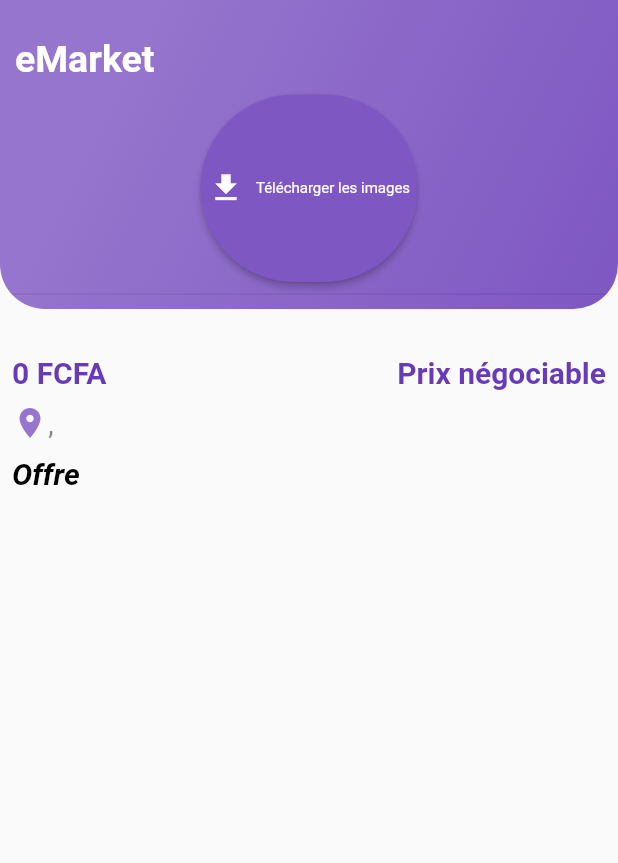
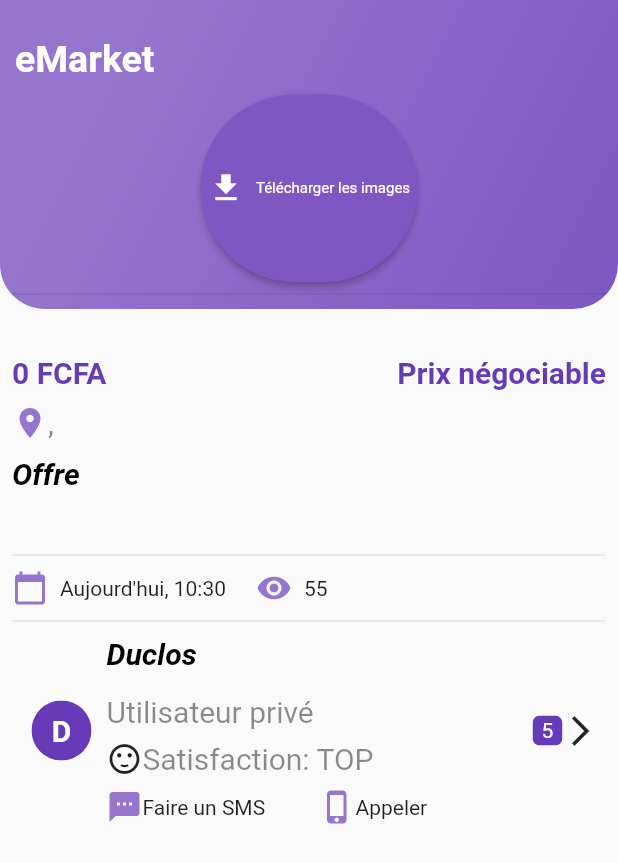
Before and after one commit to DuclosNgassa/eMarket_app, a Flutter app: the PostDetailPage screen opened directly with empty values, on a phone screen of 412 x 824 dp. Shown: the top 863 px of the screen. Run offline on Flutter 3.47's test engine with Material 2 defaults, Android fonts, the phone set to English and light mode, and no system bars; our stand-ins replace cached_network_image, flushbar, image_picker; network calls fail; Roboto replaces fonts that are missing (Helvetica).

Commit message:
- Userdetail on Postdetail - Refractoring

```diff
--- a/lib/converter/date_converter.dart
+++ b/lib/converter/date_converter.dart
@@ -1,7 +1,6 @@
 import 'package:intl/intl.dart';
 
-class DateConverter{
-
+class DateConverter {
   DateTime convertToDate(String input) {
     try {
       return DateFormat.yMd().parseStrict(input);
@@ -11,4 +10,23 @@
     }
   }
 
+  static String convertToString(DateTime dateTime) {
+    if (dateTime.day == DateTime.now().day &&
+        dateTime.year == DateTime.now().year) {
+      return "Aujourd'hui, " + convertToHour(dateTime);
+    } else if (dateTime.day + 1 == DateTime.now().day &&
+        dateTime.year == DateTime.now().year) {
+      return "Hier, " + convertToHour(dateTime);
+    }
+
+    return dateTime.day.toString() +
+        "." +
+        dateTime.month.toString() +
+        "." +
+        dateTime.year.toString();
+  }
+
+  static String convertToHour(DateTime dateTime) {
+    return dateTime.hour.toString() + ":" + dateTime.minute.toString();
+  }
 }
--- a/lib/custom_component/home_card.dart
+++ b/lib/custom_component/home_card.dart
@@ -160,7 +160,7 @@
     for (var i = 0; i < rating; i++) {
       Icon icon = Icon(
         Icons.star,
-        color: deepPurple300,
+        color: colorDeepPurple300,
         size: 10,
       );
 
--- /dev/null
+++ b/lib/custom_component/post_owner.dart
@@ -0,0 +1,142 @@
+import 'package:emarket_app/model/post.dart';
+import 'package:emarket_app/services/global.dart';
+import 'package:flutter/material.dart';
+
+class PostOwner extends StatelessWidget {
+  PostOwner(
+      {@required this.onPressed,
+      @required this.fillColor,
+      @required this.splashColor,
+      @required this.textStyle,
+      @required this.post});
+
+  final GestureTapCallback onPressed;
+  final Color fillColor;
+  final Color splashColor;
+  final TextStyle textStyle;
+  final Post post;
+
+  @override
+  Widget build(BuildContext context) {
+    return Container(
+      child: Padding(
+          padding: const EdgeInsets.symmetric(horizontal: 5.0),
+          child: Row(
+            children: <Widget>[
+              Padding(
+                padding: const EdgeInsets.only(left: 8.0, right: 10),
+                child: Column(
+                  children: <Widget>[
+                    ClipOval(
+                      child: Container(
+                        height: 40,
+                        width: 40,
+                        color: Colors.deepPurple,
+                        child: Center(
+                          child: Text(
+                            'D',
+                            style: TextStyle(
+                                color: Colors.white,
+                                fontSize: 20,
+                                fontWeight: FontWeight.bold),
+                          ),
+                        ),
+                      ),
+                    )
+                  ],
+                ),
+              ),
+              Expanded(
+                child: Column(
+                  crossAxisAlignment: CrossAxisAlignment.start,
+                  children: <Widget>[
+                    Padding(
+                      padding: const EdgeInsets.only(bottom: 8.0),
+                      child: Row(
+                        children: <Widget>[
+                          Text('Duclos', style: titleDetailStyle),
+                        ],
+                      ),
+                    ),
+                    Padding(
+                      padding: const EdgeInsets.only(top:8.0),
+                      child: Row(
+                        children: <Widget>[
+                          Text('Utilisateur privé', style: greyDetailStyle),
+                        ],
+                      ),
+                    ),
+                    Padding(
+                      padding: const EdgeInsets.only(top: 8.0),
+                      child: Row(
+                        children: <Widget>[
+                          Icon(Icons.sentiment_satisfied),
+                          Text('Satisfaction: TOP', style: greyDetailStyle),
+                        ],
+                      ),
+                    ),
+                    Padding(
+                      padding: const EdgeInsets.only(top: 8.0),
+                      child: Row(
+                        children: <Widget>[
+                          Expanded(
+                            child: Column(
+                              children: <Widget>[
+                                Row(
+                                  children: <Widget>[
+                                    Icon(Icons.sms, color: colorDeepPurple300,),
+                                    Text('Faire un SMS'),
+                                  ],
+                                ),
+                              ],
+                            ),
+                          ),
+                          Expanded(
+                            child: Column(
+                              children: <Widget>[
+                                Row(
+                                  children: <Widget>[
+                                    Icon(Icons.phone_iphone, color: colorDeepPurple300,),
+                                    Text('Appeler'),
+                                  ],
+                                ),
+                              ],
+                            ),
+                          ),
+                        ],
+                      ),
+                    ),
+                  ],
+                ),
+              ),
+              Column(
+                children: <Widget>[
+                  Center(
+                    child: Row(
+                      children: <Widget>[
+                        ClipRRect(
+                          borderRadius: BorderRadius.all(Radius.circular(5.0)),
+                          child: Container(
+                            color: Colors.deepPurple,
+                            height: 20,
+                            width: 20,
+                            child: Center(
+                              child: Text(
+                                '5',
+                                style: TextStyle(color: Colors.white),
+                              ),
+                            ),
+                          ),
+                        ),
+                        Icon(Icons.arrow_forward_ios)
+                      ],
+                    ),
+                  )
+                ],
+              ),
+            ],
+          ),
+        ),
+    );
+  }
+}
--- a/lib/form/post_form.dart
+++ b/lib/form/post_form.dart
@@ -251,7 +251,7 @@
             Container(
               padding: const EdgeInsets.only(top: 10.0),
               child: RaisedButton(
-                color: deepPurple400,
+                color: colorDeepPurple400,
                 child: Text('Transmettre', style: formStyle),
                 onPressed: _submitForm,
               ),
--- a/lib/pages/home/home_page.dart
+++ b/lib/pages/home/home_page.dart
@@ -171,7 +171,7 @@
         CustomCategorieButton(
           width: 50,
           height: 33,
-          fillColor: deepPurple400,
+          fillColor: colorDeepPurple400,
           icon: Icons.phone_iphone,
           splashColor: Colors.white,
           iconColor: Colors.white,
@@ -182,7 +182,7 @@
         CustomCategorieButton(
           width: 50,
           height: 33,
-          fillColor: deepPurple400,
+          fillColor: colorDeepPurple400,
           icon: Icons.weekend,
           splashColor: Colors.white,
           iconColor: Colors.white,
@@ -193,7 +193,7 @@
         CustomCategorieButton(
           width: 50,
           height: 33,
-          fillColor: deepPurple400,
+          fillColor: colorDeepPurple400,
           icon: Icons.home,
           splashColor: Colors.white,
           iconColor: Colors.white,
@@ -204,7 +204,7 @@
         CustomCategorieButton(
           width: 50,
           height: 33,
-          fillColor: deepPurple400,
+          fillColor: colorDeepPurple400,
           icon: Icons.local_play,
           splashColor: Colors.white,
           iconColor: Colors.white,
@@ -215,7 +215,7 @@
         CustomCategorieButton(
           width: 50,
           height: 33,
-          fillColor: deepPurple400,
+          fillColor: colorDeepPurple400,
           icon: Icons.list,
           splashColor: Colors.white,
           iconColor: Colors.white,
--- a/lib/pages/navigation/navigation_page.dart
+++ b/lib/pages/navigation/navigation_page.dart
@@ -34,7 +34,7 @@
                     constraints: BoxConstraints.expand(height: itemHeight / 4),
                     decoration: BoxDecoration(
                         gradient: new LinearGradient(
-                            colors: [deepPurple400, deepPurple300],
+                            colors: [colorDeepPurple400, colorDeepPurple300],
                             begin: const FractionalOffset(1.0, 1.0),
                             end: const FractionalOffset(0.2, 0.2),
                             stops: [0.0, 1.0],
@@ -90,7 +90,7 @@
           ),
         ],
         currentIndex: _selectedIndex,
-        selectedItemColor: deepPurple400,
+        selectedItemColor: colorDeepPurple400,
         unselectedItemColor: Colors.grey,
         onTap: _onItemTapped,
       ),
--- a/lib/pages/post/post_detail_page.dart
+++ b/lib/pages/post/post_detail_page.dart
@@ -1,5 +1,7 @@
 import 'package:cached_network_image/cached_network_image.dart';
+import 'package:emarket_app/converter/date_converter.dart';
 import 'package:emarket_app/custom_component/custom_button.dart';
+import 'package:emarket_app/custom_component/post_owner.dart';
 import 'package:emarket_app/data.dart';
 import 'package:emarket_app/model/posttyp.dart';
 import 'package:emarket_app/pages/post/images_detail.dart';
@@ -49,7 +51,7 @@
                   constraints: BoxConstraints.expand(height: itemHeight / 4),
                   decoration: BoxDecoration(
                       gradient: new LinearGradient(
-                          colors: [deepPurple400, deepPurple300],
+                          colors: [colorDeepPurple400, colorDeepPurple300],
                           begin: const FractionalOffset(1.0, 1.0),
                           end: const FractionalOffset(0.2, 0.2),
                           stops: [0.0, 1.0],
@@ -72,7 +74,7 @@
                 ),
                 Container(
                   margin: EdgeInsets.only(top: 55),
-                  constraints: BoxConstraints.expand(height: itemHeight * 0.90),
+                  constraints: BoxConstraints.expand(height: itemHeight * 0.84),
                   child: SingleChildScrollView(
                     child: Padding(
                       padding: const EdgeInsets.all(8.0),
@@ -80,7 +82,7 @@
                         mainAxisAlignment: MainAxisAlignment.center,
                         children: <Widget>[
                           Container(
-                           height: 125.0,
+                            height: 125.0,
                             child: Column(
                               mainAxisAlignment: MainAxisAlignment.center,
                               children: <Widget>[
@@ -139,6 +141,55 @@
                               ),
                             ],
                           ),
+                          Divider(height: 20),
+                          Row(
+                            children: <Widget>[
+                              Padding(
+                                padding: const EdgeInsets.only(right: 20),
+                                child: Column(
+                                  children: <Widget>[
+                                    Row(
+                                      children: <Widget>[
+                                        Padding(
+                                          padding:
+                                              const EdgeInsets.only(right: 8.0),
+                                          child: Icon(Icons.calendar_today,
+                                              color: colorDeepPurple300),
+                                        ),
+                                        Text(DateConverter.convertToString(
+                                            widget.post.created_at)),
+                                      ],
+                                    )
+                                  ],
+                                ),
+                              ),
+                              Column(
+                                children: <Widget>[
+                                  Row(
+                                    children: <Widget>[
+                                      Padding(
+                                        padding:
+                                            const EdgeInsets.only(right: 8.0),
+                                        child: Icon(Icons.remove_red_eye,
+                                            color: colorDeepPurple300),
+                                      ),
+                                      Text('55'),
+                                    ],
+                                  )
+                                ],
+                              ),
+                            ],
+                          ),
+                          Divider(
+                            height: 20,
+                          ),
+                          PostOwner(
+                            onPressed: null,
+                            fillColor: Colors.transparent,
+                            post: widget.post,
+                            splashColor: colorDeepPurple300,
+                            textStyle: titleDetailStyle,
+                          )
                         ],
                       ),
                     ),
@@ -154,11 +205,11 @@
 
   List<Widget> _buildRating(int rating) {
     List<Widget> widgetList = new List();
-    Widget location = Icon(Icons.location_on, color: deepPurple300);
+    Widget location = Icon(Icons.location_on, color: colorDeepPurple300);
     Widget city = Expanded(
       child: Text(
         widget.post.city + ', ' + widget.post.quarter,
-        style: cityDetailStyle,
+        style: greyDetailStyle,
       ),
     );
 
@@ -168,7 +219,7 @@
     for (var i = 0; i < rating; i++) {
       Icon icon = Icon(
         Icons.star,
-        color: deepPurple300,
+        color: colorDeepPurple300,
         size: 10,
       );
 
@@ -182,7 +233,7 @@
       return Container(
         height: 15.0,
         child: CustomButton(
-          fillColor: deepPurple400,
+          fillColor: colorDeepPurple400,
           icon: Icons.file_download,
           splashColor: Colors.white,
           iconColor: Colors.white,
--- a/lib/pages/search/search_page.dart
+++ b/lib/pages/search/search_page.dart
@@ -172,7 +172,7 @@
         //mainAxisAlignment: MainAxisAlignment.spaceAround,
         children: <Widget>[
           CustomButton(
-            fillColor: deepPurple400,
+            fillColor: colorDeepPurple400,
             icon: Icons.build,
             splashColor: Colors.white,
             iconColor: Colors.white,
@@ -181,7 +181,7 @@
             onPressed: () => showSearchParameterPage(context),
           ),
           CustomButton(
-            fillColor: deepPurple400,
+            fillColor: colorDeepPurple400,
             icon: Icons.apps,
             splashColor: Colors.white,
             iconColor: Colors.white,
@@ -190,7 +190,7 @@
             onPressed: showCategoriePage,
           ),
           CustomButton(
-            fillColor: deepPurple400,
+            fillColor: colorDeepPurple400,
             icon: Icons.location_on,
             splashColor: Colors.white,
             iconColor: Colors.white,
--- a/lib/services/global.dart
+++ b/lib/services/global.dart
@@ -14,9 +14,9 @@
 
 const URL_CATEGORIES       = SERVER_URL + "/categories";
 
-Color deepPurple300 = Colors.deepPurple[300];//Color(0xFF95E08E);
-Color deepPurple400 = Colors.deepPurple[400]; //Color(0xFF33BBB5);
-Color deepPurple500 = Colors.deepPurple[500];//Color(0xFF00AA12);
+Color colorDeepPurple300 = Colors.deepPurple[300];//Color(0xFF95E08E);
+Color colorDeepPurple400 = Colors.deepPurple[400]; //Color(0xFF33BBB5);
+Color colorDeepPurple500 = Colors.deepPurple[500];//Color(0xFF00AA12);
 Color backgroundColor = Color(0xFFEFEEF5);
 
 
@@ -28,7 +28,7 @@
 );
 TextStyle jobCardTitileStyleBlue = new TextStyle(
     fontFamily: 'Avenir',
-    color: deepPurple400,
+    color: colorDeepPurple400,
     fontWeight: FontWeight.bold,
     fontSize: 12
 );
@@ -53,7 +53,7 @@
 );
 TextStyle salaryStyle = new TextStyle(
     fontFamily: 'Avenir',
-    color: deepPurple500,
+    color: colorDeepPurple500,
     fontWeight: FontWeight.bold,
     fontSize: 12
 );
@@ -72,7 +72,7 @@
 
 TextStyle priceStyle = new TextStyle(
     fontFamily: 'Avenir',
-    color: deepPurple500,
+    color: colorDeepPurple500,
     fontWeight: FontWeight.bold,
     fontSize: 12
 );
@@ -97,7 +97,7 @@
 );
 
 TextStyle priceDetailStyle = new TextStyle(
-    color: deepPurple500,
+    color: colorDeepPurple500,
     fontWeight: FontWeight.bold,
     fontSize: 20
 );
@@ -109,7 +109,7 @@
     fontSize: 20
 );
 
-TextStyle cityDetailStyle = new TextStyle(
+TextStyle greyDetailStyle = new TextStyle(
     color: Colors.black45,
     fontSize: 20
 );
```
